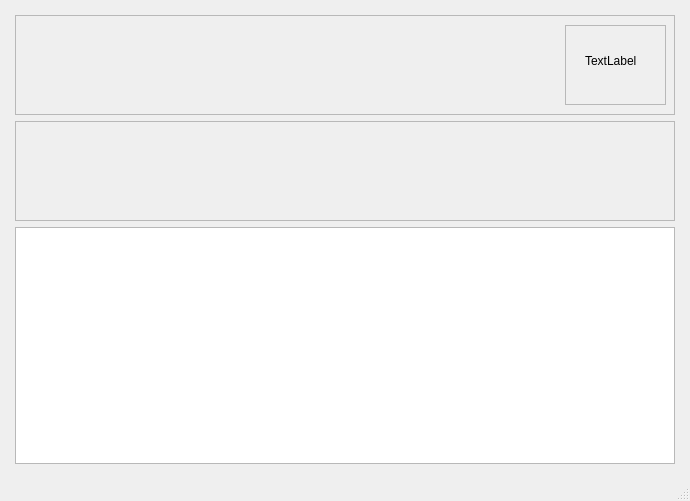
Old version of the form track.ui in the repository frans-fuerst/track.
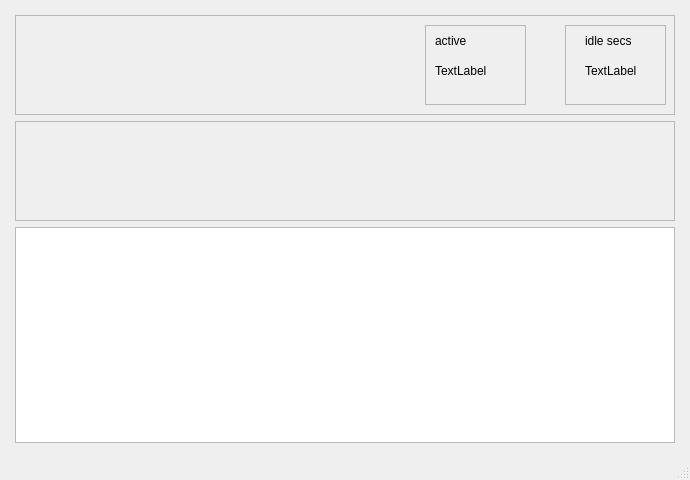
New version of the form. Custom widgets are drawn as their Qt base class.

Patch:
```diff
--- a/track.ui
+++ b/track.ui
@@ -7,7 +7,7 @@
     <x>0</x>
     <y>0</y>
     <width>690</width>
-    <height>501</height>
+    <height>480</height>
    </rect>
   </property>
   <property name="windowTitle">
@@ -59,13 +59,68 @@
           <property name="geometry">
            <rect>
             <x>20</x>
-            <y>20</y>
+            <y>30</y>
             <width>66</width>
             <height>31</height>
            </rect>
           </property>
           <property name="text">
            <string>TextLabel</string>
+          </property>
+         </widget>
+         <widget class="QLabel" name="lbl_idle_5">
+          <property name="geometry">
+           <rect>
+            <x>20</x>
+            <y>0</y>
+            <width>66</width>
+            <height>31</height>
+           </rect>
+          </property>
+          <property name="text">
+           <string>idle secs</string>
+          </property>
+         </widget>
+        </widget>
+        <widget class="QFrame" name="frame_4">
+         <property name="geometry">
+          <rect>
+           <x>410</x>
+           <y>10</y>
+           <width>101</width>
+           <height>80</height>
+          </rect>
+         </property>
+         <property name="frameShape">
+          <enum>QFrame::StyledPanel</enum>
+         </property>
+         <property name="frameShadow">
+          <enum>QFrame::Raised</enum>
+         </property>
+         <widget class="QLabel" name="lbl_active">
+          <property name="geometry">
+           <rect>
+            <x>10</x>
+            <y>30</y>
+            <width>66</width>
+            <height>31</height>
+           </rect>
+          </property>
+          <property name="text">
+           <string>TextLabel</string>
+          </property>
+         </widget>
+         <widget class="QLabel" name="lbl_caption2">
+          <property name="geometry">
+           <rect>
+            <x>10</x>
+            <y>0</y>
+            <width>66</width>
+            <height>31</height>
+           </rect>
+          </property>
+          <property name="text">
+           <string>active</string>
           </property>
          </widget>
         </widget>
@@ -102,6 +157,14 @@
   </widget>
   <widget class="QStatusBar" name="statusbar"/>
  </widget>
+ <customwidgets>
+  <customwidget>
+   <class>timegraph</class>
+   <extends>QFrame</extends>
+   <header>timegraph.h</header>
+   <container>1</container>
+  </customwidget>
+ </customwidgets>
  <resources/>
  <connections/>
 </ui>
```
Left out of the diff: 2 changed lines with no effect on the pictures.
